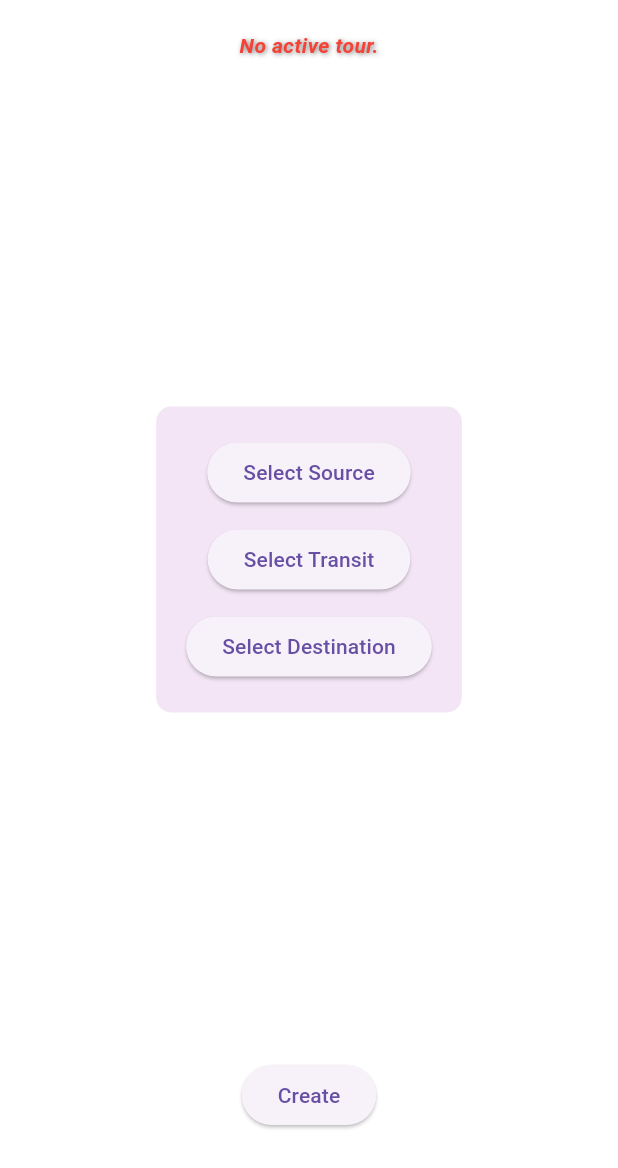
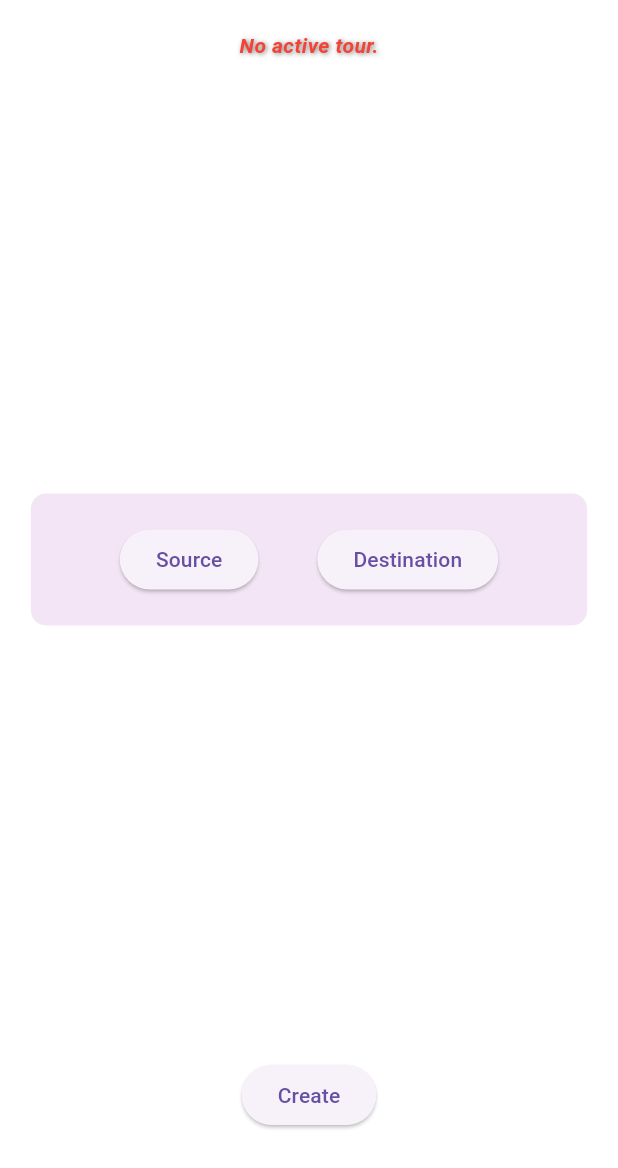
Before and after one commit to Ashish-Pandey62/YatraMate, a Flutter app: the TravelPage screen opened directly, on a phone screen of 412 x 824 dp. Shown: the top 1168 px of the screen. Run offline on Flutter 3.47's test engine with Material 3 defaults, Android fonts, the phone set to English and light mode, and no system bars; our stand-ins replace basic_utils, connectivity_plus, flutter_dotenv, flutter_map, flutter_secure_storage, font_awesome_flutter and 6 more; missing offline and left inert: dart_jsonwebtoken, flutter_background_service, flutter_ignorebatteryoptimization, flutter_map_dragmarker, jwt_decode, pointycastle and 1 more; accounts and stored records are empty; network calls fail.

Commit message:
container fixed

```diff
--- a/conductor_app/lib/pages/travel.dart
+++ b/conductor_app/lib/pages/travel.dart
@@ -386,6 +386,10 @@ class _TravelPageState extends State<TravelPage> {
 
             Center(
               child: Container(
+                margin: EdgeInsets.symmetric(
+                  horizontal: MediaQuery.of(context).size.width * 0.05, // 5% of screen width
+                  vertical: MediaQuery.of(context).size.height * 0.02, // 2% of screen height
+                ),
                 padding: const EdgeInsets.all(20.0),
                 decoration: BoxDecoration(
                   color: Colors.purple[50],
@@ -394,38 +398,35 @@ class _TravelPageState extends State<TravelPage> {
                 child: Column(
                   mainAxisSize: MainAxisSize.min,
                   children: [
-                    ElevatedButton(
-                      onPressed: () => _openMapAdjuster(sourceController),
-                      child: const Text('Select Source'),
+                    Row(
+                      mainAxisAlignment: MainAxisAlignment.spaceEvenly, // Adds spacing between buttons
+                      children: [
+                        ElevatedButton(
+                          onPressed: () => _openMapAdjuster(sourceController),
+                          child: const Text('Source'),
+                        ),
+                        ElevatedButton(
+                          onPressed: () => _openMapAdjuster(destinationController),
+                          child: const Text('Destination'),
+                        ),
+                      ],
                     ),
-                    if (sourceController.text.isNotEmpty)
+                    if (sourceController.text.isNotEmpty || destinationController.text.isNotEmpty)
                       Padding(
                         padding: const EdgeInsets.only(top: 8.0),
-                        child: Text('Source: ${sourceController.text}'),
-                      ),
-                    const SizedBox(height: 10),
-                    ElevatedButton(
-                      onPressed: () => _openMapAdjuster(transit1Controller),
-                      child: const Text('Select Transit'),
-                    ),
-                    if (transit1Controller.text.isNotEmpty)
-                      Padding(
-                        padding: const EdgeInsets.only(top: 8.0),
-                        child: Text('Transit: ${transit1Controller.text}'),
-                      ),
-                    const SizedBox(height: 10),
-                    ElevatedButton(
-                      onPressed: () => _openMapAdjuster(destinationController),
-                      child: const Text('Select Destination'),
-                    ),
-                    if (destinationController.text.isNotEmpty)
-                      Padding(
-                        padding: const EdgeInsets.only(top: 8.0),
-                        child: Text(
-                            'Destination: ${destinationController.text}'),
+                        child: Column(
+                          crossAxisAlignment: CrossAxisAlignment.start, // Aligns text to the left
+                          children: [
+                            if (sourceController.text.isNotEmpty)
+                              Text('Source: ${sourceController.text}'),
+                            if (destinationController.text.isNotEmpty)
+                              Text('Destination: ${destinationController.text}'),
+                          ],
+                        ),
                       ),
                   ],
                 ),
+
               ),
             ),
             Padding(
```
